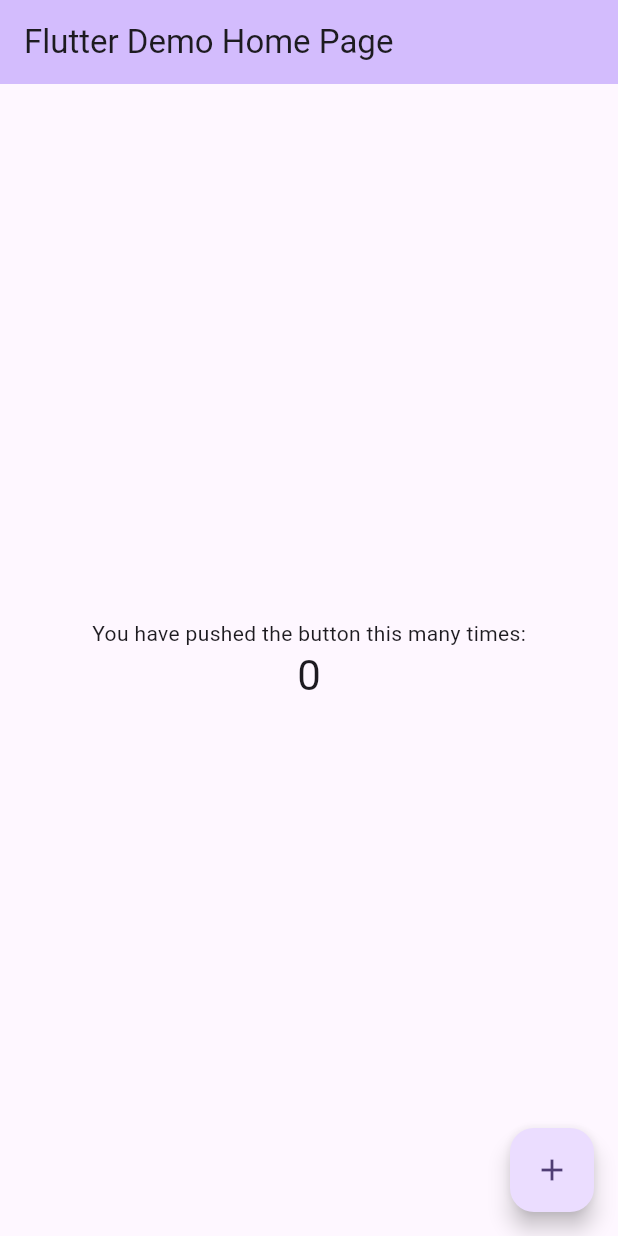
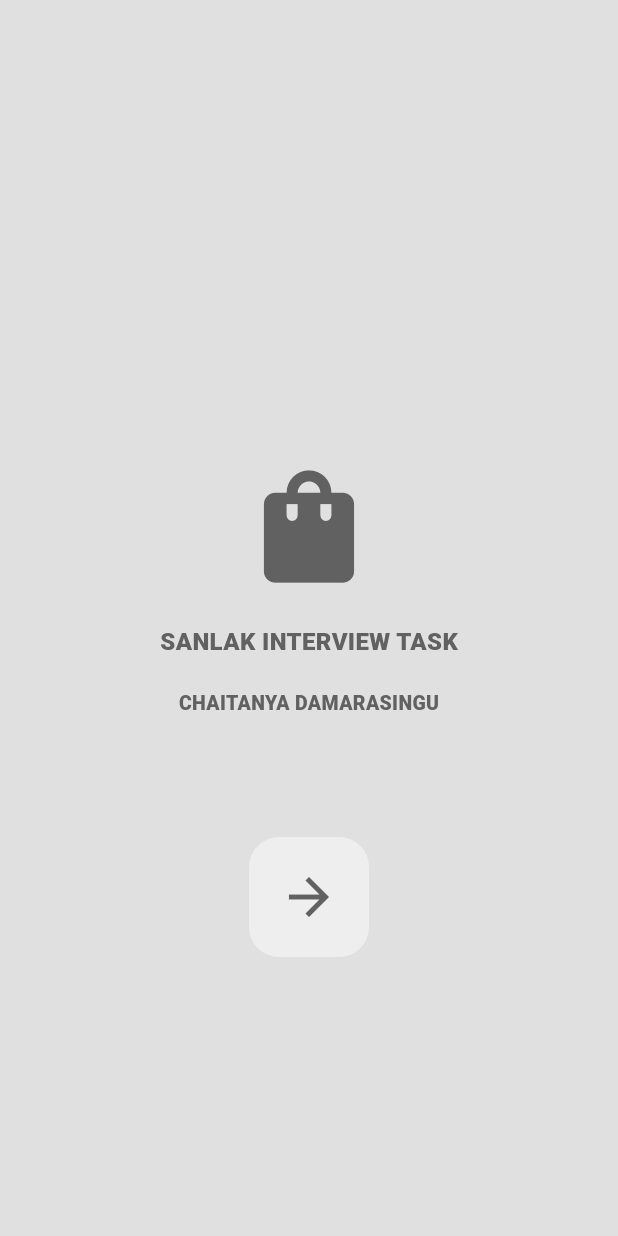
Before and after one commit to chasanpro/sanlak, a Flutter app: the screen it shows after launch, on a phone screen of 412 x 824 dp. Run offline on Flutter 3.47's test engine with Material 3 defaults, Android fonts, the light colour scheme and no system bars.

Commit message:
IntroScreen

```diff
--- /dev/null
+++ b/lib/Components/myButton.dart
@@ -0,0 +1,17 @@
+import 'package:flutter/material.dart';
+
+class MyButton extends StatelessWidget {
+  final void Function()? onTap;
+  final Widget child;
+  const MyButton({super.key, required this.onTap, required this.child});
+
+  @override
+  Widget build(BuildContext context) {
+    return GestureDetector(
+      onTap: onTap,
+      child: Container(
+        child: child,
+      ),
+    );
+  }
+}
--- /dev/null
+++ b/lib/Components/reusables.dart
@@ -0,0 +1,8 @@
+import 'package:flutter/material.dart';
+
+Widget spaceBox({double? h, double? w}) {
+  return SizedBox(
+    height: h ?? 0,
+    width: w ?? 0,
+  );
+}
--- /dev/null
+++ b/lib/Screens/intro_screen.dart
@@ -0,0 +1,46 @@
+import 'package:flutter/material.dart';
+import 'package:sanlak/Components/myButton.dart';
+import 'package:sanlak/Components/reusables.dart';
+
+class IntroScreen extends StatelessWidget {
+  const IntroScreen({super.key});
+
+  @override
+  Widget build(BuildContext context) {
+    return Scaffold(
+      body: Center(
+        child: Column(
+          mainAxisAlignment: MainAxisAlignment.center,
+          children: [
+            spaceBox(h: 120),
+            Icon(Icons.shopping_bag,
+                size: 90, color: Theme.of(context).colorScheme.inversePrimary),
+            spaceBox(h: 20),
+            const Text(
+              'SANLAK INTERVIEW TASK',
+              style: TextStyle(fontWeight: FontWeight.w800, fontSize: 16),
+            ),
+            spaceBox(h: 20),
+            const Text(
+              'CHAITANYA DAMARASINGU',
+              style: TextStyle(fontWeight: FontWeight.w800, fontSize: 13),
+            ),
+            spaceBox(h: 80),
+            MyButton(
+                onTap: () => Navigator.pushNamed(context, '/home'),
+                child: Container(
+                  height: 80,
+                  width: 80,
+                  decoration: BoxDecoration(
+                      borderRadius: BorderRadius.circular(20),
+                      color: Theme.of(context).colorScheme.primary),
+                  child: Icon(Icons.arrow_forward,
+                      size: 40,
+                      color: Theme.of(context).colorScheme.inversePrimary),
+                ))
+          ],
+        ),
+      ),
+    );
+  }
+}
--- /dev/null
+++ b/lib/Screens/shop_page.dart
@@ -0,0 +1,16 @@
+import 'package:flutter/material.dart';
+
+class HomeScreen extends StatelessWidget {
+  const HomeScreen({super.key});
+
+  @override
+  Widget build(BuildContext context) {
+    return  Scaffold(
+
+
+      appBar: AppBar(
+        backgroundColor: Colors.transparent,
+      ),
+    );
+  }
+}
--- a/lib/main.dart
+++ b/lib/main.dart
@@ -1,4 +1,7 @@
 import 'package:flutter/material.dart';
+import 'package:sanlak/Screens/intro_screen.dart';
+import 'package:sanlak/Screens/shop_page.dart';
+import 'package:sanlak/themes/light_theme.dart';
 
 void main() {
   runApp(const MyApp());
@@ -10,60 +13,13 @@ class MyApp extends StatelessWidget {
   @override
   Widget build(BuildContext context) {
     return MaterialApp(
-      title: 'Flutter Demo',
-      theme: ThemeData(
-        colorScheme: ColorScheme.fromSeed(seedColor: Colors.deepPurple),
-        useMaterial3: true,
-      ),
-      home: const MyHomePage(title: 'Flutter Demo Home Page'),
-    );
+        debugShowCheckedModeBanner: false,
+        title: 'SanLak',
+        theme: lightTheme,
+        routes: {
+          '/introScreen': (context) => const IntroScreen(),
+          '/home': (context) => const HomeScreen(),
+        },
+        home: const IntroScreen());
   }
 }
-
-class MyHomePage extends StatefulWidget {
-  const MyHomePage({super.key, required this.title});
-
-  final String title;
-
-  @override
-  State<MyHomePage> createState() => _MyHomePageState();
-}
-
-class _MyHomePageState extends State<MyHomePage> {
-  int _counter = 0;
-
-  void _incrementCounter() {
-    setState(() {
-      _counter++;
-    });
-  }
-
-  @override
-  Widget build(BuildContext context) {
-    return Scaffold(
-      appBar: AppBar(
-        backgroundColor: Theme.of(context).colorScheme.inversePrimary,
-        title: Text(widget.title),
-      ),
-      body: Center(
-        child: Column(
-          mainAxisAlignment: MainAxisAlignment.center,
-          children: <Widget>[
-            const Text(
-              'You have pushed the button this many times:',
-            ),
-            Text(
-              '$_counter',
-              style: Theme.of(context).textTheme.headlineMedium,
-            ),
-          ],
-        ),
-      ),
-      floatingActionButton: FloatingActionButton(
-        onPressed: _incrementCounter,
-        tooltip: 'Increment',
-        child: const Icon(Icons.add),
-      ),
-    );
-  }
-}
--- /dev/null
+++ b/lib/themes/light_theme.dart
@@ -0,0 +1,29 @@
+import 'package:flutter/material.dart';
+
+// ThemeData lightTheme = ThemeData(
+//   scaffoldBackgroundColor: Colors.grey.shade300,
+//   primaryColor: Colors.grey.shade300,
+
+// );
+class LigthMode {
+  Color background = Colors.grey.shade300;
+  Color primaryColor = Colors.grey.shade200;
+  Color secondary = Colors.white;
+  Color inverseColor = Colors.grey.shade700;
+}
+
+ThemeData lightTheme = ThemeData(
+  scaffoldBackgroundColor: Colors.grey.shade300,
+  primaryColor: Colors.grey.shade200,
+  // backgroundColor: Colors.grey.shade300,
+  colorScheme: ColorScheme.light(
+    primary: Colors.grey.shade200,
+    secondary: Colors.white,
+    background: Colors.grey.shade300,
+    surface: Colors.grey.shade200,
+    onPrimary: Colors.grey.shade700,
+    onSecondary: Colors.grey.shade700,
+    onBackground: Colors.grey.shade700,
+    onSurface: Colors.grey.shade700,
+  ),
+);
```
